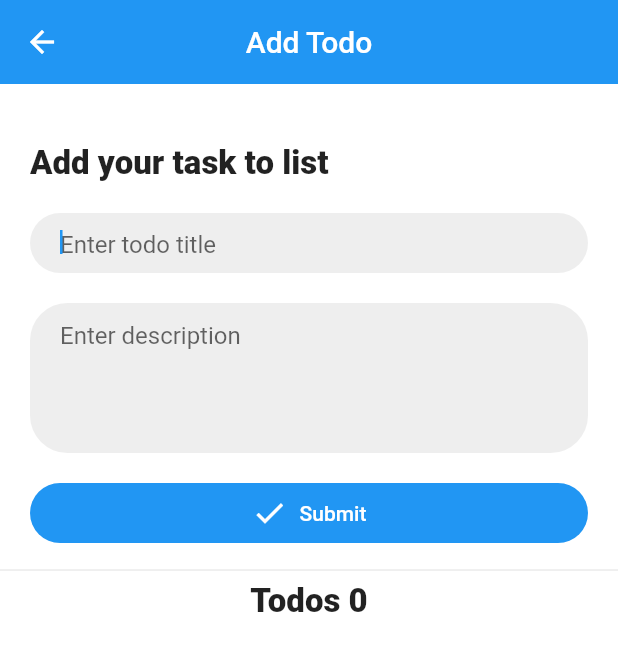
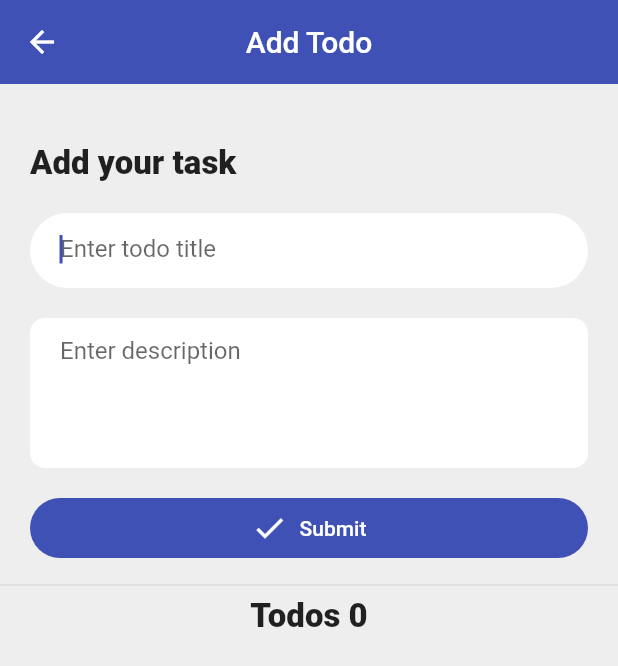
Before and after one commit to tomorrowbyte/flutter-getx-hive, a Flutter app: the screen it shows after launch, after a tap on "Add Todo", on a phone screen of 412 x 824 dp. Shown: the top 666 px of the screen. Run offline on Flutter 3.47's test engine with Material 2 defaults, Android fonts, the light colour scheme and no system bars; our stand-ins replace get, hive, hive_flutter, timeago; accounts and stored records are empty.

Commit message:
Change primary color

```diff
--- a/lib/main.dart
+++ b/lib/main.dart
@@ -18,7 +18,7 @@ class MyApp extends StatelessWidget {
       debugShowCheckedModeBanner: false,
       title: 'Todo',
       theme: ThemeData(
-        primarySwatch: Colors.blue,
+        primarySwatch: Colors.indigo,
       ),
       home: WelcomeScreen(),
     );
--- a/lib/views/add_todo_screen.dart
+++ b/lib/views/add_todo_screen.dart
@@ -24,7 +24,7 @@ class TodosScreen extends StatelessWidget {
   @override
   Widget build(BuildContext context) {
     return Scaffold(
-      backgroundColor: Colors.white,
+      backgroundColor: Colors.grey[200],
       appBar: AppBar(
         title: Text("Add Todo"),
         centerTitle: true,
@@ -49,7 +49,7 @@ class TodosScreen extends StatelessWidget {
                         Align(
                           alignment: Alignment.centerLeft,
                           child: Text(
-                            "Add your task to list",
+                            "Add your task",
                             style: TextStyle(
                               fontSize: 22,
                               fontWeight: FontWeight.w900,
@@ -60,67 +60,26 @@ class TodosScreen extends StatelessWidget {
                         CustomTextFormField(
                           borderRadius: BorderRadius.circular(25),
                           controller: controller.titleController,
-                          height: 40.0,
+                          height: 50.0,
                           hintText: "Enter todo title",
                           nextFocus: controller.descriptioinFocus,
                         ),
                         CustomTextFormField(
                           focus: controller.descriptioinFocus,
-                          borderRadius: BorderRadius.circular(25),
+                          borderRadius: BorderRadius.circular(10),
                           controller: controller.descriptionController,
                           height: 100.0,
                           hintText: "Enter description",
                           maxLines: 10,
                         ),
-                        // Container(
-                        //   height: 200,
-                        //   padding: const EdgeInsets.symmetric(horizontal: 10),
-                        //   decoration: BoxDecoration(
-                        //     color: Colors.grey[200],
-                        //     borderRadius: BorderRadius.circular(10),
-                        //   ),
-                        //   child: TextFormField(
-                        //     maxLines: 10,
-                        //     focusNode: controller.descriptioinFocus,
-                        //     decoration: InputDecoration(
-                        //       hintText: "Enter description",
-                        //       border: InputBorder.none,
-                        //     ),
-                        //     controller: controller.descriptionController,
-                        //   ),
-                        // ),
                       ],
                     ),
                   ),
                   SizedBox(height: 10),
-                  Container(
-                    margin: const EdgeInsets.symmetric(horizontal: 20),
-                    child: Row(
-                      children: [
-                        Expanded(
-                          child: Container(
-                            height: 40,
-                            decoration: BoxDecoration(
-                              borderRadius: BorderRadius.circular(25),
-                              color: Theme.of(context).primaryColor,
-                            ),
-                            child: TextButton.icon(
+                  CustomButton(
+                    title: "Submit",
+                    icon: Icons.done,
                     onPressed: addTodo,
-                              icon: Icon(
-                                Icons.done,
-                                color: Colors.white,
-                              ),
-                              label: Text(
-                                "Submit",
-                                style: TextStyle(
-                                  color: Colors.white,
-                                ),
-                              ),
-                            ),
-                          ),
-                        ),
-                      ],
-                    ),
                   ),
                   SizedBox(height: 10),
                   Divider(),
@@ -133,7 +92,18 @@ class TodosScreen extends StatelessWidget {
                       ),
                     ),
                   ),
-                  Expanded(
+                  _buildTodosList(),
+                ],
+              ),
+            ),
+          ),
+        ),
+      ),
+    );
+  }
+
+  Expanded _buildTodosList() {
+    return Expanded(
       child: GetX<TodoController>(
         init: TodoController(),
         builder: (controller) {
@@ -146,16 +116,14 @@ class TodosScreen extends StatelessWidget {
                   background: Container(color: Colors.red),
                   onDismissed: (dir) {
                     // if (dir == DismissDirection.startToEnd) {
-                                  controller
-                                      .deleteTodo(controller.todos[index]);
+                    controller.deleteTodo(controller.todos[index]);
                     // }
                   },
                   key: UniqueKey(),
                   child: Card(
                     child: ListTile(
                       onTap: () {
-                                      controller
-                                          .toggleTodo(controller.todos[index]);
+                        controller.toggleTodo(controller.todos[index]);
                       },
                       leading: Icon(
                         Icons.done_all,
@@ -183,12 +151,49 @@ class TodosScreen extends StatelessWidget {
           );
         },
       ),
+    );
+  }
+}
+
+class CustomButton extends StatelessWidget {
+  const CustomButton({
+    Key? key,
+    required this.onPressed,
+    required this.title,
+    required this.icon,
+  }) : super(key: key);
+  final VoidCallback onPressed;
+  final String title;
+  final IconData icon;
+  @override
+  Widget build(BuildContext context) {
+    return Container(
+      margin: const EdgeInsets.symmetric(horizontal: 20),
+      child: Row(
+        children: [
+          Expanded(
+            child: Container(
+              height: 40,
+              decoration: BoxDecoration(
+                borderRadius: BorderRadius.circular(25),
+                color: Theme.of(context).primaryColor,
               ),
-                ],
+              child: TextButton.icon(
+                onPressed: onPressed,
+                icon: Icon(
+                  icon,
+                  color: Colors.white,
+                ),
+                label: Text(
+                  title,
+                  style: TextStyle(
+                    color: Colors.white,
                   ),
                 ),
               ),
             ),
+          ),
+        ],
       ),
     );
   }
@@ -221,7 +226,7 @@ class CustomTextFormField extends StatelessWidget {
       margin: const EdgeInsets.symmetric(vertical: 10),
       padding: const EdgeInsets.symmetric(horizontal: 20),
       decoration: BoxDecoration(
-        color: Colors.grey[200],
+        color: Colors.white,
         borderRadius: borderRadius,
       ),
       child: TextFormField(
--- a/lib/views/welcome_screen.dart
+++ b/lib/views/welcome_screen.dart
@@ -50,20 +50,19 @@ class WelcomeScreen extends StatelessWidget {
             ),
           ),
           SizedBox(height: 50),
-          ElevatedButton.icon(
+          CustomButton(
               onPressed: () {
                 Get.to(() => TodosScreen());
               },
-            icon: Icon(Icons.add),
-            label: Text("Add Todo"),
-          ),
-          ElevatedButton.icon(
+              title: 'Add Todo',
+              icon: Icons.add),
+          SizedBox(height: 20),
+          CustomButton(
               onPressed: () {
                 Get.to(() => MyTodosScreen());
               },
-            icon: Icon(Icons.task),
-            label: Text("My Todos"),
-          ),
+              title: 'My Todos',
+              icon: Icons.task),
         ],
       ),
     );
```
Lines whose indentation alone changed are shown as unchanged.
